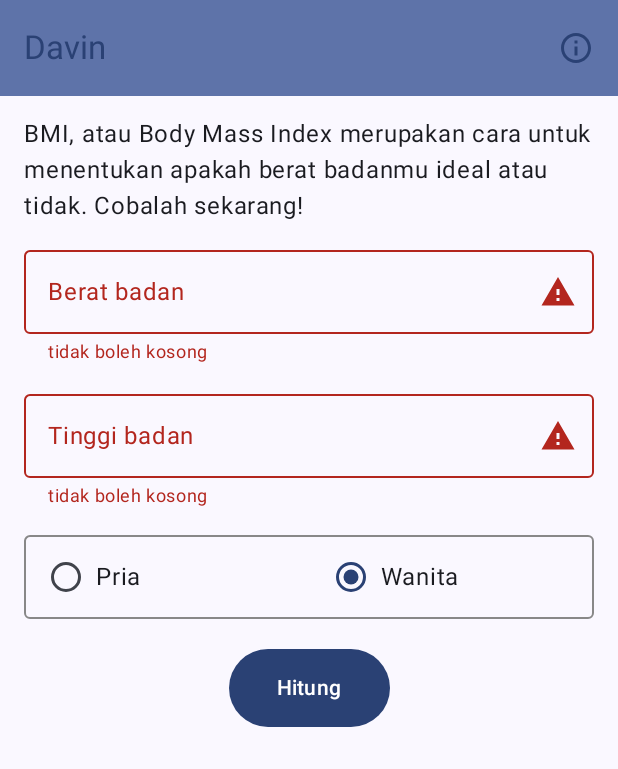
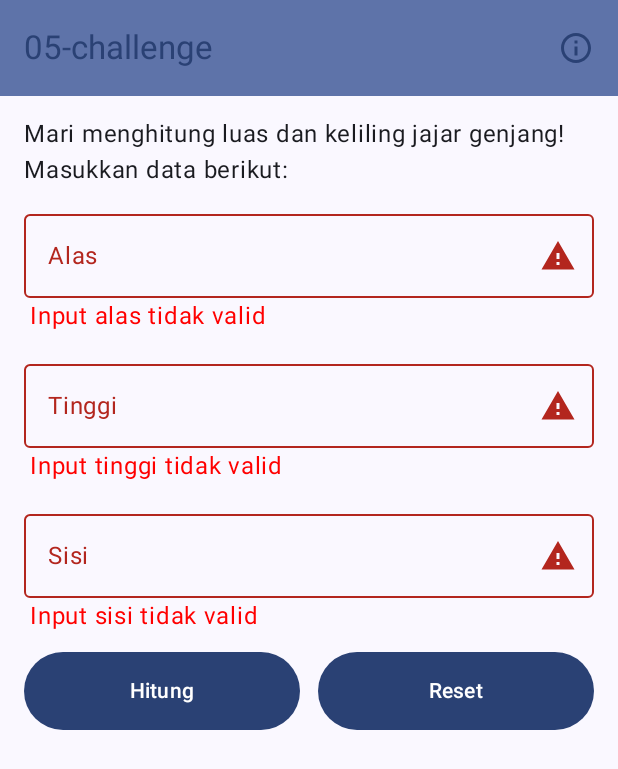
Before and after one commit to DavinTelkomUniversity/PUPB1, an Android app built with Jetpack Compose: the screen it shows after launch (MainActivity), after a tap on "Hitung", on a phone screen of 412 x 824 dp. Shown: the top 769 px of the screen. Run offline under Robolectric (Android 15) with nearby library versions, the phone set to English and light mode, and no system bars; 2 other taps on this screen came first.

Commit message:
05-challenge

```diff
--- a/app/src/main/java/org/d3if3003/mobpro1/MainScreen.kt
+++ b/app/src/main/java/org/d3if3003/mobpro1/MainScreen.kt
@@ -9,9 +9,11 @@ import androidx.compose.foundation.layout.Arrangement
 import androidx.compose.foundation.layout.Column
 import androidx.compose.foundation.layout.PaddingValues
 import androidx.compose.foundation.layout.Row
+import androidx.compose.foundation.layout.Spacer
 import androidx.compose.foundation.layout.fillMaxSize
 import androidx.compose.foundation.layout.fillMaxWidth
 import androidx.compose.foundation.layout.padding
+import androidx.compose.foundation.layout.width
 import androidx.compose.foundation.rememberScrollState
 import androidx.compose.foundation.selection.selectable
 import androidx.compose.foundation.shape.RoundedCornerShape
@@ -84,36 +86,23 @@ fun MainScreen(navController: NavHostController) {
     }
 }
 
-@SuppressLint("StringFormatMatches")
 @Composable
-fun  ScreenContent(modifier: Modifier) {
-    var berat by rememberSaveable {
-        mutableStateOf("")
-    }
-    var beratError by rememberSaveable {
-        mutableStateOf(false)
-    }
-    var tinggi by rememberSaveable {
-        mutableStateOf("")
-    }
-    var tinggiError by rememberSaveable {
-        mutableStateOf(false)
-    }
-    val radioOptions = listOf(
-        stringResource(id = R.string.pria),
-        stringResource(id = R.string.wanita)
-    )
-    var gender by rememberSaveable {
-        mutableStateOf(radioOptions[0])
-    }
-    var bmi by rememberSaveable {
-        mutableStateOf(0f)
-    }
-    var kategori by rememberSaveable {
-        mutableStateOf(0)
-    }
+fun ScreenContent(modifier: Modifier) {
+    var alas by rememberSaveable { mutableStateOf("") }
+    var alasError by rememberSaveable { mutableStateOf(false) }
+
+    var tinggi by rememberSaveable { mutableStateOf("") }
+    var tinggiError by rememberSaveable { mutableStateOf(false) }
+
+    var sisi by rememberSaveable { mutableStateOf("") }
+    var sisiError by rememberSaveable { mutableStateOf(false) }
+
+    var luas by rememberSaveable { mutableStateOf(0f) }
+    var keliling by rememberSaveable { mutableStateOf(0f) }
+
     val context = LocalContext.current
-    Column (
+
+    Column(
         modifier = modifier
             .fillMaxSize()
             .verticalScroll(rememberScrollState())
@@ -121,79 +110,152 @@ fun  ScreenContent(modifier: Modifier) {
         verticalArrangement = Arrangement.spacedBy(12.dp),
         horizontalAlignment = Alignment.CenterHorizontally
     ) {
-        Text(text = stringResource(id = R.string.bmi_intro),
+        Text(
+            text = stringResource(id = R.string.jajar_genjang_intro),
             style = MaterialTheme.typography.bodyLarge,
-            modifier = Modifier.fillMaxWidth())
-        OutlinedTextField(value = berat, onValueChange = {berat = it},
-            label = { Text(text = stringResource(R.string.berat_badan))},
-            isError = beratError,
-            trailingIcon = { IconPicker(beratError, "kg")},
-            supportingText = { ErrorHint(beratError)},
+            modifier = Modifier.fillMaxWidth()
+        )
+        Column {
+            OutlinedTextField(
+                value = alas,
+                onValueChange = {
+                    alas = it
+                },
+                label = { Text(text = "Alas") },
+                isError = alasError,
+                trailingIcon = { IconPicker(alasError, "cm") },
                 singleLine = true,
                 keyboardOptions = KeyboardOptions(
                     keyboardType = KeyboardType.Number,
                     imeAction = ImeAction.Next
                 ),
-            modifier = Modifier.fillMaxWidth()
+                modifier = Modifier.fillMaxWidth(),
             )
-        OutlinedTextField(value = tinggi, onValueChange = {tinggi = it},
-            label = { Text(text = stringResource(R.string.Tinggi_badan))},
+            if (alasError) {
+                Text(
+                    text = "Input alas tidak valid",
+                    color = Color.Red,
+                    modifier = Modifier.padding(start = 4.dp)
+                )
+            }
+        }
+
+        Column {
+            OutlinedTextField(
+                value = tinggi,
+                onValueChange = {
+                    tinggi = it
+                },
+                label = { Text(text = "Tinggi") },
                 isError = tinggiError,
-            trailingIcon = { IconPicker(tinggiError, "cm")},
-            supportingText = { ErrorHint(tinggiError)},
+                trailingIcon = { IconPicker(tinggiError, "cm") },
+                singleLine = true,
+                keyboardOptions = KeyboardOptions(
+                    keyboardType = KeyboardType.Number,
+                    imeAction = ImeAction.Next
+                ),
+                modifier = Modifier.fillMaxWidth(),
+            )
+            if (tinggiError) {
+                Text(
+                    text = "Input tinggi tidak valid",
+                    color = Color.Red,
+                    modifier = Modifier.padding(start = 4.dp)
+                )
+            }
+        }
+
+        Column {
+            OutlinedTextField(
+                value = sisi,
+                onValueChange = {
+                    sisi = it
+                },
+                label = { Text(text = "Sisi") },
+                isError = sisiError,
+                trailingIcon = { IconPicker(sisiError, "cm") },
                 singleLine = true,
                 keyboardOptions = KeyboardOptions(
                     keyboardType = KeyboardType.Number,
                     imeAction = ImeAction.Done
                 ),
-            modifier = Modifier.fillMaxWidth()
+                modifier = Modifier.fillMaxWidth(),
             )
-        Row (
-            modifier = Modifier
-                .padding(top = 6.dp)
-                .border(1.dp, Color.Gray, RoundedCornerShape(4.dp))
-        ) {
-            radioOptions.forEach{ text->
-                GenderOption(label = text, isSelected = gender == text , modifier = Modifier
-                    .selectable(
-
-
-                        selected = gender == text,
-                        onClick = { gender = text},
-                        role = Role.RadioButton
-                    )
-                    .weight(1f)
-                    .padding(16.dp)
+            if (sisiError) {
+                Text(
+                    text = "Input sisi tidak valid",
+                    color = Color.Red,
+                    modifier = Modifier.padding(start = 4.dp)
                 )
             }
         }
-        Button(onClick = {
-            beratError = (berat =="" || berat == "0")
-            tinggiError = (tinggi =="" || tinggi == "0")
-            if (beratError || tinggiError) return@Button
-            bmi = hitungBMI(berat.toFloat(), tinggi.toFloat())
-            kategori = getKategori(bmi, gender == radioOptions[0])
+
+        Row(
+            modifier = Modifier.fillMaxWidth(),
+            horizontalArrangement = Arrangement.Center,
+            verticalAlignment = Alignment.CenterVertically
+        ) {
+            Button(
+                onClick = {
+                    alasError = (alas == "" || alas == "0")
+                    tinggiError = (tinggi == "" || tinggi == "0")
+                    sisiError = (sisi == "" || sisi == "0")
+                    if (alasError || tinggiError || sisiError) return@Button
+
+                    val calculatedLuas = hitungLuas(alas.toFloat(), tinggi.toFloat())
+                    val calculatedKeliling = hitungKeliling(alas.toFloat(), tinggi.toFloat(), sisi.toFloat())
+
+                    luas = calculatedLuas
+                    keliling = calculatedKeliling
+
                 },
-            modifier = Modifier.padding(top = 8.dp),
-            contentPadding = PaddingValues(horizontal = 32.dp, vertical = 16.dp)
+                contentPadding = PaddingValues(horizontal = 32.dp, vertical = 16.dp),
+                modifier = Modifier.weight(1f)
             ) {
                 Text(text = stringResource(R.string.hitung))
             }
-        if (bmi != 0f) {
+
+            Spacer(modifier = Modifier.width(12.dp))
+
+            Button(
+                onClick = {
+                    alas = ""
+                    tinggi = ""
+                    sisi = ""
+                    luas = 0f
+                    keliling = 0f
+                },
+                contentPadding = PaddingValues(horizontal = 32.dp, vertical = 16.dp),
+                modifier = Modifier.weight(1f)
+            ) {
+                Text(text = "Reset")
+            }
+        }
+
+
+
+
+        if (luas != 0f || keliling != 0f) {
             Divider(
                 modifier = Modifier.padding(vertical = 8.dp),
                 thickness = 1.dp
             )
-            Text(text = stringResource(R.string.bmi_x, bmi),
-                style = MaterialTheme.typography.titleLarge)
-            Text(text = stringResource(kategori).uppercase(),
-                style = MaterialTheme.typography.headlineLarge)
+            Text(
+                text = "Luas: $luas",
+                style = MaterialTheme.typography.titleLarge,
+                modifier = Modifier.padding(top = 8.dp)
+            )
+            Text(
+                text = "Keliling: $keliling",
+                style = MaterialTheme.typography.titleLarge,
+                modifier = Modifier.padding(top = 8.dp)
+            )
             Button(
                 onClick = {
                     shareData(
                         context = context,
                         message = context.getString(R.string.bagikan_template,
-                            berat, tinggi, gender, bmi)
+                            alas, tinggi, sisi, luas, keliling)
                     )
                 },
                 modifier = Modifier.padding(top = 8.dp),
@@ -205,6 +267,7 @@ fun  ScreenContent(modifier: Modifier) {
     }
 }
 
+
 @Composable
 fun IconPicker(isError: Boolean, unit: String) {
     if (isError) {
@@ -214,45 +277,14 @@ fun IconPicker(isError: Boolean, unit: String) {
     }
 }
 
-@Composable
-fun ErrorHint(isError: Boolean) {
-    if (isError) {
-        Text(text = stringResource(R.string.input_invalid))
-    }
+private fun hitungLuas(alas: Float, tinggi: Float): Float {
+    return alas * tinggi
 }
 
-@Composable
-fun GenderOption(label : String, isSelected: Boolean, modifier: Modifier) {
-    Row (
-        modifier = modifier,
-        verticalAlignment = Alignment.CenterVertically
-    ) {
-        RadioButton(selected = isSelected, onClick = null)
-        Text(text = label,
-            style = MaterialTheme.typography.bodyLarge,
-            modifier = Modifier.padding(start = 8.dp))
-    }
+private fun hitungKeliling(alas: Float, tinggi: Float, sisi: Float): Float {
+    return 2 * (alas + tinggi)
 }
 
-private fun hitungBMI(berat: Float, tinggi: Float): Float {
-    return berat / (tinggi / 100).pow(2)
-}
-
-private fun getKategori(bmi: Float, isMale: Boolean): Int {
-    return if (isMale) {
-        when {
-            bmi < 20.5 -> R.string.kurus
-            bmi >= 27.0 -> R.string.gemuk
-            else -> R.string.ideal
-        }
-    } else {
-        when {
-            bmi < 18.5 -> R.string.kurus
-            bmi >= 25.0 -> R.string.gemuk
-            else -> R.string.ideal
-        }
-    }
-}
 private fun shareData(context: Context, message: String) {
     val shareIntent = Intent(Intent.ACTION_SEND).apply {
         type = "text/plain"
--- a/app/src/main/res/values/strings.xml
+++ b/app/src/main/res/values/strings.xml
@@ -1,19 +1,14 @@
 <resources>
-    <string name="app_name">Davin</string>
-    <string name="bmi_intro">BMI, atau Body Mass Index merupakan cara untuk menentukan apakah berat badanmu ideal atau tidak. Cobalah sekarang!</string>
-    <string name="berat_badan">Berat badan</string>
-    <string name="Tinggi_badan">Tinggi badan</string>
-    <string name="pria">Pria</string>
-    <string name="wanita">Wanita</string>
+    <string name="app_name">05-challenge</string>
+    <string name="jajar_genjang_intro">Mari menghitung luas dan keliling jajar genjang! Masukkan data berikut:</string>
     <string name="hitung">Hitung</string>
-    <string name="bmi_x">BMI: %1$.2f</string>
-    <string name="kurus">Kurus</string>
-    <string name="ideal">Ideal</string>
-    <string name="gemuk">Gemuk</string>
-    <string name="input_invalid">tidak boleh kosong</string>
+    <string name="input_invalid">Tidak boleh kosong.</string>
+    <string name="alas">Alas</string>
+    <string name="tinggi">Tinggi</string>
+    <string name="sisi">Sisi</string>
     <string name="tentang_aplikasi">Tentang Aplikasi</string>
-    <string name="copyright">Hitung BMI merupakan sebuah aplikasi Android untuk menghitung body mass index (BMI) sehingga seseorang dapat mengetahui apakah berat badannya ideat, gemuk atau kurus.\n\nAplikasi ini dibuat untuk kelas Mobpro 1 oleh Davin Wahyu Wardana.\n\nCopyright © 2021 - 2024 Davin Wardana.\nAll rights reserved.</string>
-    <string name="bagikan_template">"Berat: %1$s\nTinggi: %2$s\nGEnder: %3$s\n\nBMI: %4$.2f"</string>
+    <string name="copyright">Aplikasi ini adalah aplikasi untuk menghitung bangun datar Jajar Genjang.\n\nAplikasi ini dibuat untuk kelas Mobpro 1 oleh Davin Wahyu Wardana.\n\nCopyright © 2021 - 2024 Davin Wardana.\nAll rights reserved.</string>
+    <string name="bagikan_template">"Alas: %1$s\nTinggi: %2$s\nSisi: %3$s\nLuas: %4$s\n\nKeliling: %5$.2f"</string>
     <string name="kembali">Kembali</string>
     <string name="bagikan">Bagikan</string>
 </resources>
```
Lines whose indentation alone changed are shown as unchanged.
